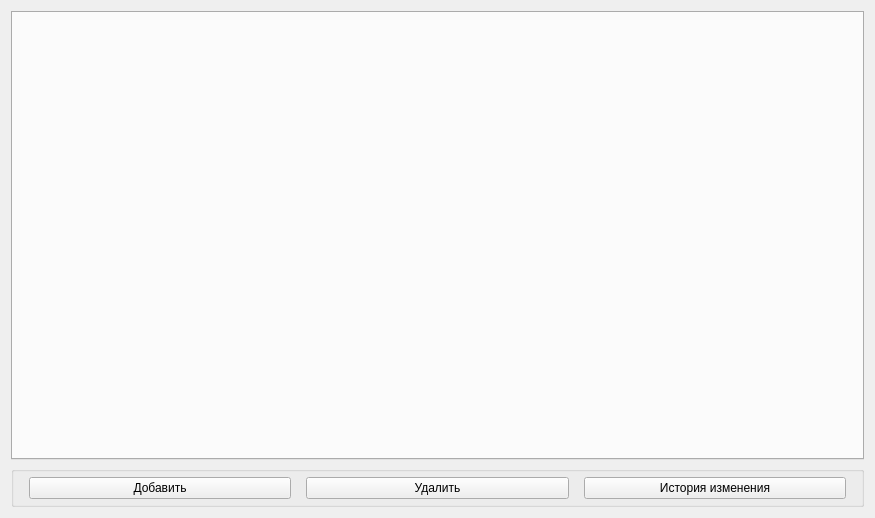
Before: the Qt Designer form desktop/resources/ui/central_widget.ui in Lpshkn/shop_database, drawn with Qt 5.
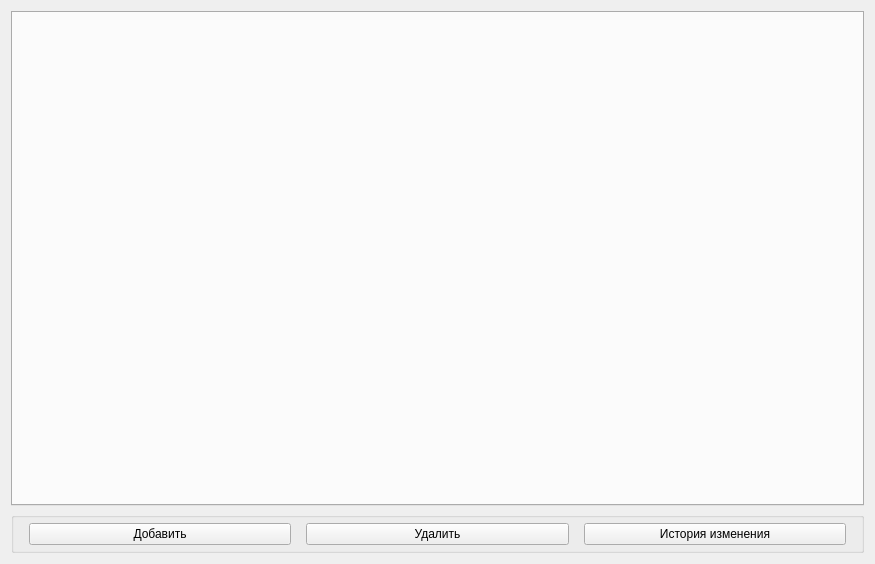
After: the same form once the commit is applied.

```diff
--- a/desktop/resources/ui/central_widget.ui
+++ b/desktop/resources/ui/central_widget.ui
@@ -7,24 +7,19 @@
     <x>0</x>
     <y>0</y>
     <width>875</width>
-    <height>518</height>
+    <height>564</height>
    </rect>
   </property>
+  <property name="font">
+   <font>
+    <pointsize>9</pointsize>
+   </font>
+  </property>
   <property name="windowTitle">
    <string>Form</string>
   </property>
-  <layout class="QVBoxLayout" name="verticalLayout">
-   <item>
-    <widget class="QTabWidget" name="tab_widget">
-     <property name="currentIndex">
-      <number>-1</number>
-     </property>
-     <property name="movable">
-      <bool>true</bool>
-     </property>
-    </widget>
-   </item>
-   <item>
+  <layout class="QGridLayout" name="gridLayout">
+   <item row="1" column="0">
     <widget class="QGroupBox" name="groupBox">
      <property name="title">
       <string/>
@@ -56,13 +51,23 @@
       </property>
       <item>
        <widget class="QPushButton" name="pushButton">
+        <property name="font">
+         <font>
+          <pointsize>9</pointsize>
+         </font>
+        </property>
         <property name="text">
          <string>Добавить</string>
         </property>
        </widget>
       </item>
       <item>
-       <widget class="QPushButton" name="pushButton_2">
+       <widget class="QPushButton" name="delete_button">
+        <property name="font">
+         <font>
+          <pointsize>9</pointsize>
+         </font>
+        </property>
         <property name="text">
          <string>Удалить</string>
         </property>
@@ -78,6 +83,16 @@
      </layout>
     </widget>
    </item>
+   <item row="0" column="0">
+    <widget class="QTabWidget" name="tab_widget">
+     <property name="currentIndex">
+      <number>-1</number>
+     </property>
+     <property name="movable">
+      <bool>true</bool>
+     </property>
+    </widget>
+   </item>
   </layout>
  </widget>
  <resources/>
```
Left out of the diff: 22 changed lines with no effect on the pictures.
